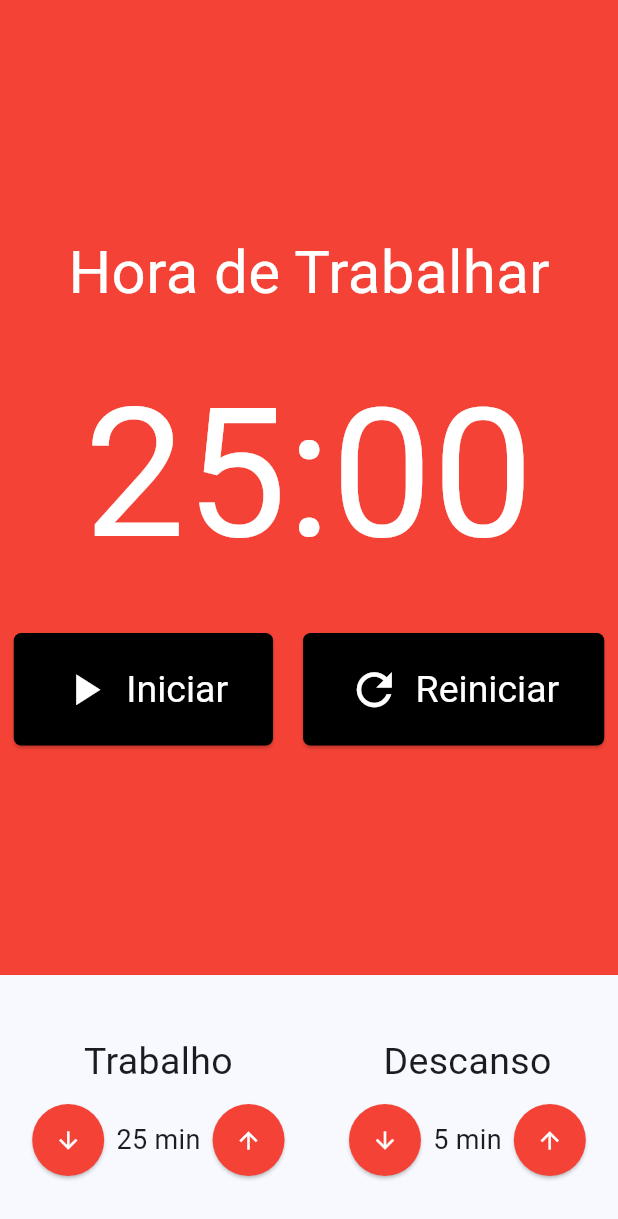
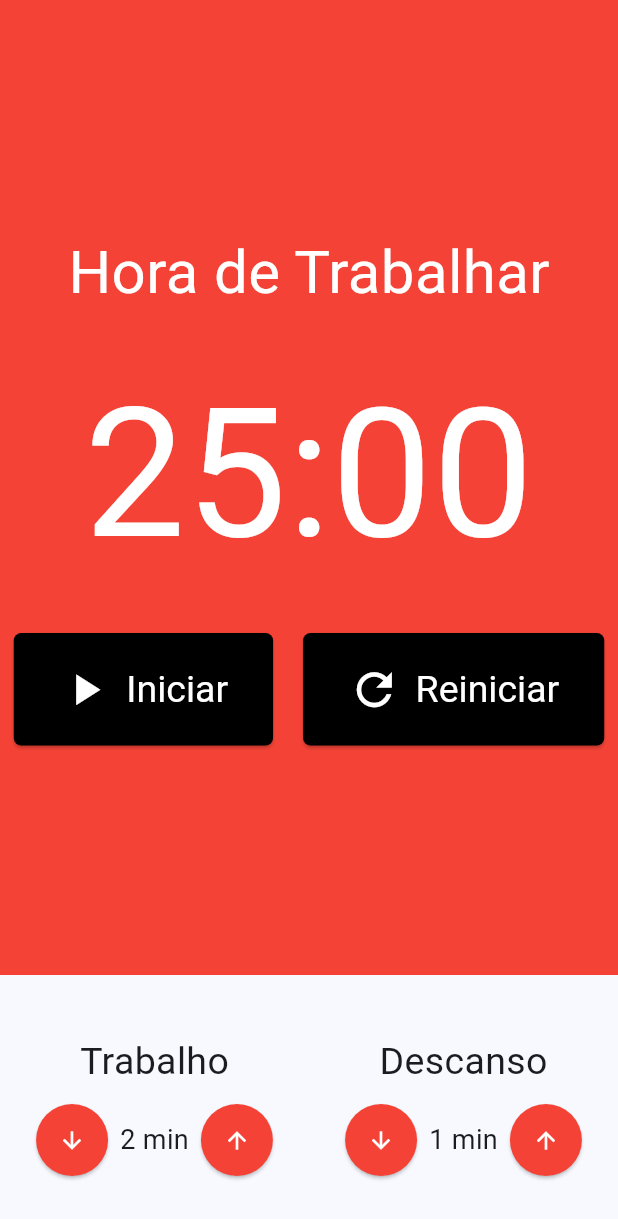
Before and after one commit to AfonsoMachado/pomodoro, a Flutter app: the screen it shows after launch, on a phone screen of 412 x 824 dp. Shown: the top 1219 px of the screen. Run offline on Flutter 3.47's test engine with Material 3 defaults, Android fonts, the phone set to English and light mode, and no system bars; our stand-ins replace flutter_mobx, mobx; generated files the repository leaves out were written again.

Commit message:
create pomodoro store

```diff
--- a/lib/components/pomodoro.dart
+++ b/lib/components/pomodoro.dart
@@ -1,29 +1,33 @@
 import 'package:flutter/material.dart';
 import 'package:pomodoro/components/pomodoro_timer.dart';
 import 'package:pomodoro/components/time_input.dart';
+import 'package:pomodoro/store/pomodoro.store.dart';
+import 'package:provider/provider.dart';
 
 class Pomodoro extends StatelessWidget {
   const Pomodoro({super.key});
 
   @override
   Widget build(BuildContext context) {
-    return const Scaffold(
+    final store = Provider.of<PomodoroStore>(context);
+
+    return Scaffold(
       body: Column(
         crossAxisAlignment: CrossAxisAlignment.stretch,
         children: [
-          Expanded(child: PomodoroTimer()),
+          const Expanded(child: PomodoroTimer()),
           Padding(
-            padding: EdgeInsets.symmetric(vertical: 40),
+            padding: const EdgeInsets.symmetric(vertical: 40),
             child: Row(
               mainAxisAlignment: MainAxisAlignment.spaceAround,
               children: [
                 TimeInput(
                   title: 'Trabalho',
-                  value: 25,
+                  value: store.workTime,
                 ),
                 TimeInput(
                   title: 'Descanso',
-                  value: 5,
+                  value: store.restTime,
                 )
               ],
             ),
--- a/lib/main.dart
+++ b/lib/main.dart
@@ -1,5 +1,7 @@
 import 'package:flutter/material.dart';
 import 'package:pomodoro/components/pomodoro.dart';
+import 'package:pomodoro/store/pomodoro.store.dart';
+import 'package:provider/provider.dart';
 
 void main() {
   runApp(const MyApp());
@@ -10,7 +12,13 @@ class MyApp extends StatelessWidget {
 
   @override
   Widget build(BuildContext context) {
-    return MaterialApp(
+    return MultiProvider(
+      providers: [
+        Provider<PomodoroStore>(
+          create: (_) => PomodoroStore(),
+        )
+      ],
+      child: MaterialApp(
         title: 'Pomodoro',
         theme: ThemeData(
           colorScheme: ColorScheme.fromSeed(seedColor: Colors.blue),
@@ -26,6 +34,7 @@ class MyApp extends StatelessWidget {
         ),
         home: const Pomodoro(),
         debugShowCheckedModeBanner: false,
+      ),
     );
   }
 }
```
Also changed, not shown: lib/store/pomodoro.store.dart (added, +33 -0 lines), lib/store/pomodoro.store.g.dart (added). Lines whose indentation alone changed are shown as unchanged.
